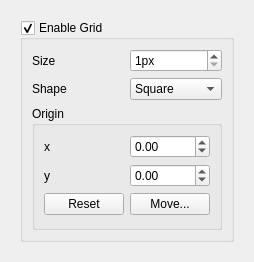
Before: the Qt Designer form src/widgets/docks/dock_grid.ui in mbasaglia/Knotter, drawn with Qt 5.
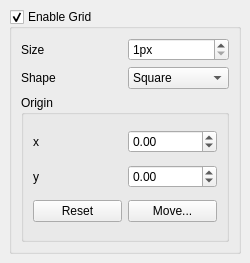
After: the same form once the commit is applied. Icons and pictures are not drawn.

Commit message: Grid dock

```diff
--- a/src/widgets/docks/dock_grid.ui
+++ b/src/widgets/docks/dock_grid.ui
@@ -7,7 +7,7 @@
     <x>0</x>
     <y>0</y>
     <width>250</width>
-    <height>262</height>
+    <height>263</height>
    </rect>
   </property>
   <property name="windowTitle">
@@ -16,9 +16,15 @@
   <property name="windowIcon">
    <iconset theme="configure-grid"/>
   </property>
-  <layout class="QGridLayout" name="gridLayout_4">
-   <item row="0" column="0">
     <widget class="QWidget" name="central_widget" native="true">
+   <property name="geometry">
+    <rect>
+     <x>9</x>
+     <y>9</y>
+     <width>232</width>
+     <height>245</height>
+    </rect>
+   </property>
      <layout class="QGridLayout" name="gridLayout1">
       <item row="0" column="0">
        <widget class="QGroupBox" name="check_enable">
@@ -146,8 +152,6 @@
       </item>
      </layout>
     </widget>
-   </item>
-  </layout>
  </widget>
  <resources/>
  <connections/>
```
Left out of the diff: 54 changed lines with no effect on the pictures. Lines whose indentation alone changed are shown as unchanged. The commit also changes 7 other files.
